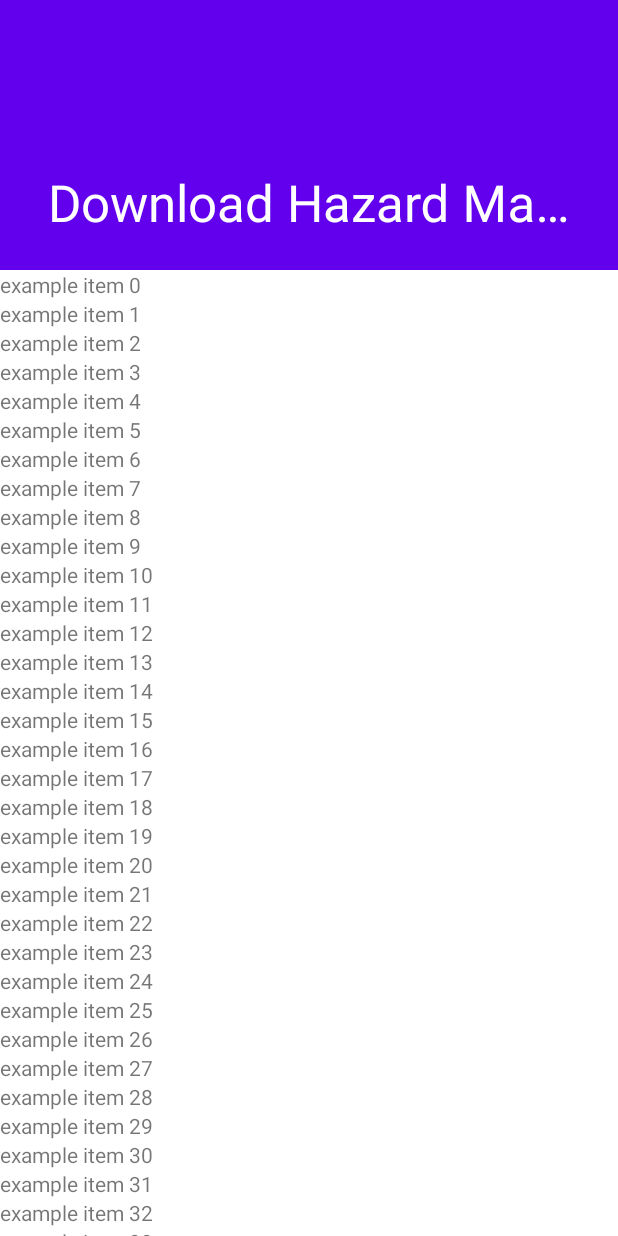
After one commit to Kappamaki64/ConnectedHazardMap, an Android app: the DownloaderActivity screen opened directly, with no data from a screen before it, on a phone screen of 412 x 824 dp. The commit adds this screen. Run offline under Robolectric (Android 15) with nearby library versions, the phone set to English and light mode, and no system bars.

Commit message:
feat: new DownloaderActivity containing scrollable list

```diff
--- a/app/src/main/AndroidManifest.xml
+++ b/app/src/main/AndroidManifest.xml
@@ -12,6 +12,11 @@
         android:roundIcon="@mipmap/ic_launcher_round"
         android:supportsRtl="true"
         android:theme="@style/Theme.ConnectedHazardMap">
+        <activity
+            android:name=".DownloaderActivity"
+            android:exported="false"
+            android:label="@string/title_activity_downloader"
+            android:theme="@style/Theme.ConnectedHazardMap.NoActionBar" />
 
         <meta-data
             android:name="com.google.android.geo.API_KEY"
--- /dev/null
+++ b/app/src/main/java/jp/ac/titech/itpro/sdl/connectedhazardmap/DownloaderActivity.java
@@ -0,0 +1,66 @@
+package jp.ac.titech.itpro.sdl.connectedhazardmap;
+
+import android.os.Bundle;
+
+import com.google.android.material.appbar.CollapsingToolbarLayout;
+
+import androidx.appcompat.app.AppCompatActivity;
+import androidx.appcompat.widget.Toolbar;
+
+import android.util.Log;
+import android.widget.LinearLayout;
+import android.widget.TextView;
+
+import jp.ac.titech.itpro.sdl.connectedhazardmap.databinding.ActivityDownloaderBinding;
+
+public class DownloaderActivity extends AppCompatActivity {
+    private final static String TAG = DownloaderActivity.class.getSimpleName();
+
+    private ActivityDownloaderBinding binding;
+
+    @Override
+    protected void onCreate(Bundle savedInstanceState) {
+        super.onCreate(savedInstanceState);
+        Log.d(TAG, "onCreate");
+
+        binding = ActivityDownloaderBinding.inflate(getLayoutInflater());
+        setContentView(binding.getRoot());
+
+        Toolbar toolbar = binding.toolbar;
+        setSupportActionBar(toolbar);
+        CollapsingToolbarLayout toolBarLayout = binding.toolbarLayout;
+        toolBarLayout.setTitle(getTitle());
+
+        LinearLayout list = findViewById(R.id.downloader_list);
+        // TODO: add proper items
+        for (int i = 0; i < 1000; i++) {
+            TextView item = new TextView(this);
+            item.setText("example item " + i);
+            list.addView(item);
+        }
+    }
+
+    @Override
+    protected void onStart() {
+        super.onStart();
+        Log.d(TAG, "onStart");
+    }
+
+    @Override
+    protected void onResume() {
+        super.onResume();
+        Log.d(TAG, "onResume");
+    }
+
+    @Override
+    protected void onPause() {
+        super.onPause();
+        Log.d(TAG, "onPause");
+    }
+
+    @Override
+    protected void onStop() {
+        Log.d(TAG, "onStop");
+        super.onStop();
+    }
+}
--- /dev/null
+++ b/app/src/main/res/layout/activity_downloader.xml
@@ -0,0 +1,52 @@
+<?xml version="1.0" encoding="utf-8"?>
+<androidx.coordinatorlayout.widget.CoordinatorLayout xmlns:android="http://schemas.android.com/apk/res/android"
+    xmlns:app="http://schemas.android.com/apk/res-auto"
+    xmlns:tools="http://schemas.android.com/tools"
+    android:layout_width="match_parent"
+    android:layout_height="match_parent"
+    android:fitsSystemWindows="true"
+    tools:context=".DownloaderActivity">
+
+    <com.google.android.material.appbar.AppBarLayout
+        android:id="@+id/app_bar"
+        android:layout_width="match_parent"
+        android:layout_height="@dimen/app_bar_height"
+        android:fitsSystemWindows="true"
+        android:theme="@style/Theme.ConnectedHazardMap.AppBarOverlay">
+
+        <com.google.android.material.appbar.CollapsingToolbarLayout
+            android:id="@+id/toolbar_layout"
+            style="@style/Widget.MaterialComponents.Toolbar.Primary"
+            android:layout_width="match_parent"
+            android:layout_height="match_parent"
+            android:fitsSystemWindows="true"
+            app:contentScrim="?attr/colorPrimary"
+            app:layout_scrollFlags="scroll|exitUntilCollapsed"
+            app:toolbarId="@+id/toolbar">
+
+            <androidx.appcompat.widget.Toolbar
+                android:id="@+id/toolbar"
+                android:layout_width="match_parent"
+                android:layout_height="?attr/actionBarSize"
+                app:layout_collapseMode="pin"
+                app:popupTheme="@style/Theme.ConnectedHazardMap.PopupOverlay" />
+
+        </com.google.android.material.appbar.CollapsingToolbarLayout>
+    </com.google.android.material.appbar.AppBarLayout>
+
+    <androidx.core.widget.NestedScrollView
+        android:layout_width="match_parent"
+        android:layout_height="match_parent"
+        app:layout_behavior="@string/appbar_scrolling_view_behavior"
+        tools:context=".DownloaderActivity"
+        tools:showIn="@layout/activity_downloader">
+        <LinearLayout
+            android:id="@+id/downloader_list"
+            android:layout_width="match_parent"
+            android:layout_height="wrap_content"
+            android:orientation="vertical">
+
+        </LinearLayout>
+    </androidx.core.widget.NestedScrollView>
+
+</androidx.coordinatorlayout.widget.CoordinatorLayout>
--- /dev/null
+++ b/app/src/main/res/values-land/dimens.xml
@@ -0,0 +1,4 @@
+<resources>
+    <dimen name="fab_margin">48dp</dimen>
+    <dimen name="text_margin">48dp</dimen>
+</resources>
--- /dev/null
+++ b/app/src/main/res/values-w1240dp/dimens.xml
@@ -0,0 +1,3 @@
+<resources>
+    <dimen name="fab_margin">200dp</dimen>
+</resources>
--- /dev/null
+++ b/app/src/main/res/values-w600dp/dimens.xml
@@ -0,0 +1,4 @@
+<resources>
+    <dimen name="fab_margin">48dp</dimen>
+    <dimen name="text_margin">48dp</dimen>
+</resources>
--- a/app/src/main/res/values/colors.xml
+++ b/app/src/main/res/values/colors.xml
@@ -7,4 +7,8 @@
     <color name="teal_700">#FF018786</color>
     <color name="black">#FF000000</color>
     <color name="white">#FFFFFFFF</color>
+    <color name="light_blue_400">#FF29B6F6</color>
+    <color name="light_blue_600">#FF039BE5</color>
+    <color name="gray_400">#FFBDBDBD</color>
+    <color name="gray_600">#FF757575</color>
 </resources>
--- /dev/null
+++ b/app/src/main/res/values/dimens.xml
@@ -0,0 +1,5 @@
+<resources>
+    <dimen name="app_bar_height">180dp</dimen>
+    <dimen name="fab_margin">16dp</dimen>
+    <dimen name="text_margin">16dp</dimen>
+</resources>
--- a/app/src/main/res/values/strings.xml
+++ b/app/src/main/res/values/strings.xml
@@ -3,4 +3,7 @@
     <string name="title_activity_maps">MapsActivity</string>
     <string name="toast_requires_permission_format">Requires permission %s</string>
     <string name="my_location_button_description">display your place</string>
+    <string name="title_activity_downloader">Download Hazard Maps</string>
+    <string name="action_downloader">Downloader</string>
+    <string name="large_text">large_text</string>
 </resources>
--- a/app/src/main/res/values/themes.xml
+++ b/app/src/main/res/values/themes.xml
@@ -13,4 +13,13 @@
         <item name="android:statusBarColor" tools:targetApi="l">?attr/colorPrimaryVariant</item>
         <!-- Customize your theme here. -->
     </style>
+
+    <style name="Theme.ConnectedHazardMap.NoActionBar">
+        <item name="windowActionBar">false</item>
+        <item name="windowNoTitle">true</item>
+    </style>
+
+    <style name="Theme.ConnectedHazardMap.AppBarOverlay" parent="ThemeOverlay.AppCompat.Dark.ActionBar" />
+
+    <style name="Theme.ConnectedHazardMap.PopupOverlay" parent="ThemeOverlay.AppCompat.Light" />
 </resources>
```
Also changed, not shown: app/src/main/java/jp/ac/titech/itpro/sdl/connectedhazardmap/MapsActivity.java (+25 -1 lines), app/src/main/res/layout/activity_maps.xml (+42 -4 lines), app/src/main/res/menu/menu_downloader.xml (added, +10 -0 lines), app/src/main/res/menu/menu_maps.xml (added, +8 -0 lines).
